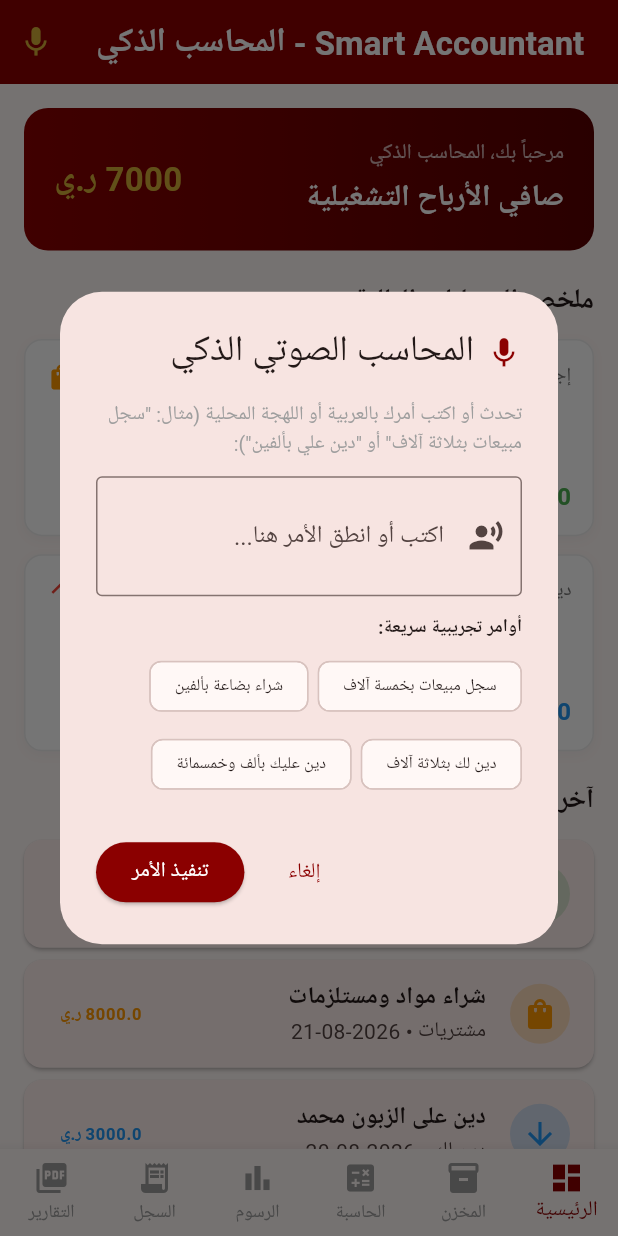
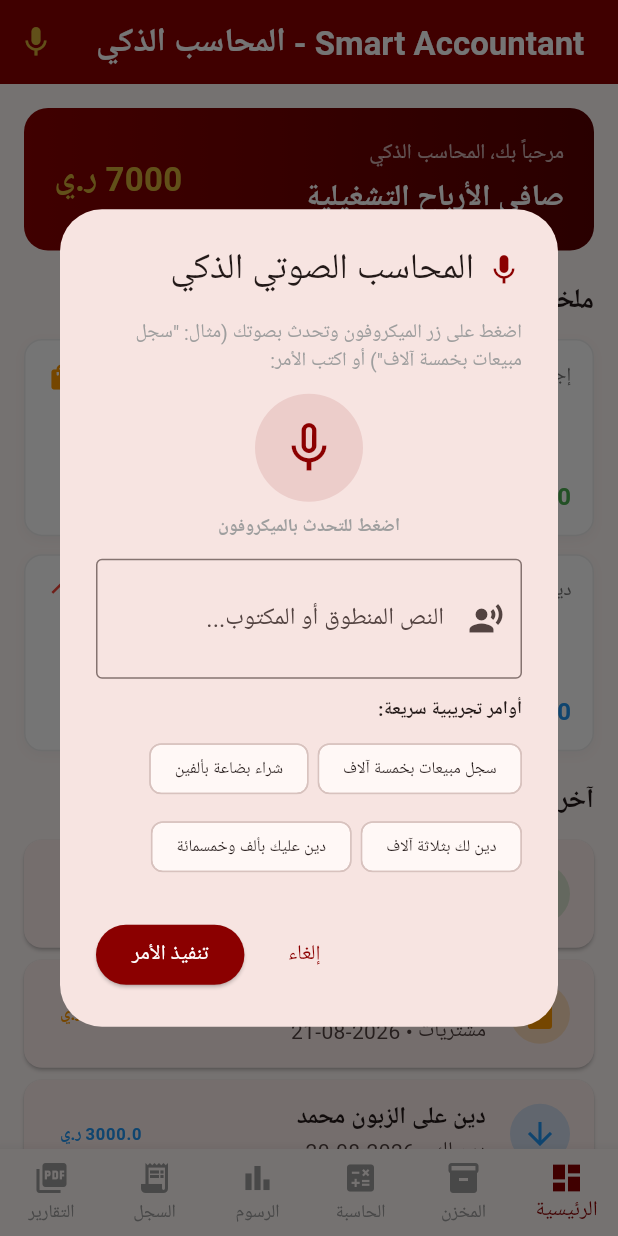
Before and after one commit to alnwmbshyr1-cell/smart-accountant, a Flutter app: the screen it shows after launch, after a tap on the "mic" icon, on a phone screen of 412 x 824 dp. Run offline on Flutter 3.47's test engine with Material 3 defaults, Android fonts, the phone set to English and light mode, and no system bars; our stand-ins replace flutter_tts, open_file, pdf, shared_preferences, speech_to_text.

Commit message:
feat: Add speech_to_text, flutter_tts (ar-SA), mic button, permission handling, and 'تم حفظ العملية' voice response (v1.0.1)

```diff
--- a/lib/main.dart
+++ b/lib/main.dart
@@ -7,6 +7,8 @@ import 'package:pdf/pdf.dart';
 import 'package:pdf/widgets.dart' as pw;
 import 'package:path_provider/path_provider.dart';
 import 'package:open_file/open_file.dart';
+import 'package:speech_to_text/speech_to_text.dart' as stt;
+import 'package:flutter_tts/flutter_tts.dart';
 
 void main() {
   WidgetsFlutterBinding.ensureInitialized();
@@ -127,10 +129,70 @@ class _HomeScreenState extends State<HomeScreen> {
   List<InventoryItem> _inventory = [];
   bool _isLoading = true;
 
+  late stt.SpeechToText _speech;
+  late FlutterTts _flutterTts;
+  bool _isListening = false;
+  String _lastSpokenText = '';
+
   @override
   void initState() {
     super.initState();
+    _speech = stt.SpeechToText();
+    _flutterTts = FlutterTts();
+    _initTts();
     _loadData();
+  }
+
+  Future<void> _initTts() async {
+    await _flutterTts.setLanguage('ar-SA');
+    await _flutterTts.setSpeechRate(0.5);
+    await _flutterTts.setVolume(1.0);
+    await _flutterTts.setPitch(1.0);
+  }
+
+  Future<void> _speak(String text) async {
+    await _flutterTts.speak(text);
+  }
+
+  Future<void> _startListening(BuildContext ctx) async {
+    bool available = await _speech.initialize(
+      onStatus: (val) {
+        if (val == 'notListening' || val == 'done') {
+          setState(() => _isListening = false);
+        }
+      },
+      onError: (val) {
+        setState(() => _isListening = false);
+        ScaffoldMessenger.of(ctx).showSnackBar(
+          SnackBar(content: Text('خطأ في التعرف الصوتي: ${val.errorMsg}')),
+        );
+      },
+    );
+
+    if (available) {
+      setState(() => _isListening = true);
+      _speech.listen(
+        onResult: (val) {
+          setState(() {
+            _lastSpokenText = val.recognizedWords;
+          });
+          if (val.finalResult && _lastSpokenText.isNotEmpty) {
+            _processVoiceCommand(_lastSpokenText);
+          }
+        },
+        localeId: 'ar_SA',
+      );
+    } else {
+      if (!ctx.mounted) return;
+      ScaffoldMessenger.of(ctx).showSnackBar(
+        const SnackBar(content: Text('خدمة التعرف الصوتي غير متاحة على هذا الجهاز')),
+      );
+    }
+  }
+
+  void _stopListening() {
+    _speech.stop();
+    setState(() => _isListening = false);
   }
 
   Future<void> _loadData() async {
@@ -186,6 +248,7 @@ class _HomeScreenState extends State<HomeScreen> {
       );
     });
     _saveData();
+    _speak('تم حفظ العملية');
     ScaffoldMessenger.of(context).showSnackBar(
       const SnackBar(content: Text('تمت إضافة المعاملة بنجاح وحفظها محلياً')),
     );
@@ -231,13 +294,14 @@ class _HomeScreenState extends State<HomeScreen> {
     _saveData();
   }
 
-  // محاكي الأوامر الصوتية العربية واللهجة المحلية (المحاسب الصوتي الذكي)
+  // المحاسب الصوتي الذكي مع دعم الميكروفون الحقيقي والرد الصوتي
   void _openVoiceAssistantModal() {
     final TextEditingController voiceInputCtrl = TextEditingController();
 
     showDialog(
       context: context,
-      builder: (context) => AlertDialog(
+      builder: (dialogContext) => StatefulBuilder(
+        builder: (context, setStateModal) => AlertDialog(
           title: const Row(
             children: [
               Icon(Icons.mic, color: Color(0xFF8B0000)),
@@ -249,12 +313,45 @@ class _HomeScreenState extends State<HomeScreen> {
             mainAxisSize: MainAxisSize.min,
             crossAxisAlignment: CrossAxisAlignment.start,
             children: [
-            const Text('تحدث أو اكتب أمرك بالعربية أو اللهجة المحلية (مثال: "سجل مبيعات بثلاثة آلاف" أو "دين علي بألفين"):', style: TextStyle(fontSize: 13, color: Colors.grey)),
+              const Text('اضغط على زر الميكروفون وتحدث بصوتك (مثال: "سجل مبيعات بخمسة آلاف") أو اكتب الأمر:', style: TextStyle(fontSize: 13, color: Colors.grey)),
+              const SizedBox(height: 12),
+              Center(
+                child: GestureDetector(
+                  onTap: () async {
+                    if (_isListening) {
+                      _stopListening();
+                      setStateModal(() {});
+                    } else {
+                      await _startListening(context);
+                      setStateModal(() {});
+                    }
+                  },
+                  child: Container(
+                    padding: const EdgeInsets.all(16),
+                    decoration: BoxDecoration(
+                      color: _isListening ? Colors.red.shade100 : const Color(0xFF8B0000).withOpacity(0.1),
+                      shape: BoxShape.circle,
+                    ),
+                    child: Icon(
+                      _isListening ? Icons.mic : Icons.mic_none,
+                      size: 40,
+                      color: const Color(0xFF8B0000),
+                    ),
+                  ),
+                ),
+              ),
+              const SizedBox(height: 8),
+              Center(
+                child: Text(
+                  _isListening ? 'جارٍ الاستماع الآن... تحدث بوضوح' : 'اضغط للتحدث بالميكروفون',
+                  style: TextStyle(fontSize: 12, color: _isListening ? Colors.red : Colors.grey, fontWeight: FontWeight.bold),
+                ),
+              ),
               const SizedBox(height: 12),
               TextField(
                 controller: voiceInputCtrl,
                 decoration: const InputDecoration(
-                labelText: 'اكتب أو انطق الأمر هنا...',
+                  labelText: 'النص المنطوق أو المكتوب...',
                   border: OutlineInputBorder(),
                   prefixIcon: Icon(Icons.record_voice_over),
                 ),
@@ -289,6 +386,7 @@ class _HomeScreenState extends State<HomeScreen> {
               child: const Text('تنفيذ الأمر'),
             ),
           ],
+        ),
       ),
     );
   }
--- a/pubspec.yaml
+++ b/pubspec.yaml
@@ -1,7 +1,7 @@
 name: smart_accountant
 description: "Smart Accountant - المحاسب الذكي لتسجيل العمليات وحسابات المبيعات والمشتريات والديون مع حاسبة ذكية وتصدير PDF."
 publish_to: 'none'
-version: 1.0.0+1
+version: 1.0.1+2
 
 environment:
   sdk: '>=3.3.0 <4.0.0'
@@ -17,6 +17,8 @@ dependencies:
   pdf: ^3.10.7
   path_provider: ^2.1.2
   open_file: ^3.3.2
+  speech_to_text: ^6.6.0
+  flutter_tts: ^3.8.5
 
 dev_dependencies:
   flutter_test:
```
Also changed, not shown: pubspec.lock, 1 other file. Lines whose indentation alone changed are shown as unchanged.
